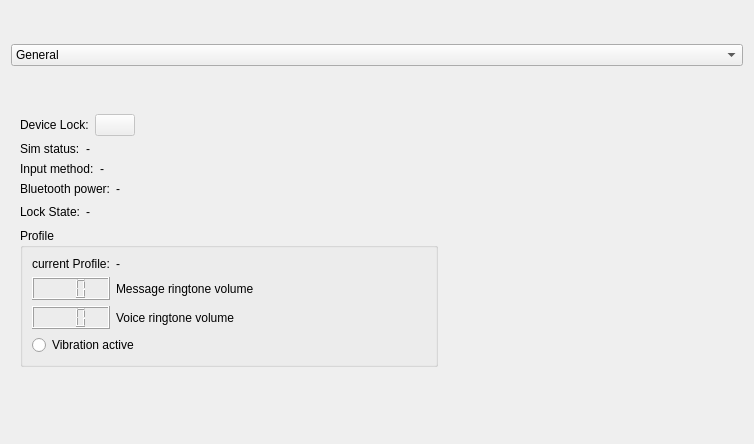
qtproject/qt-mobility, file examples/sysinfo/dialog_small_landscape.ui: the form before one commit.
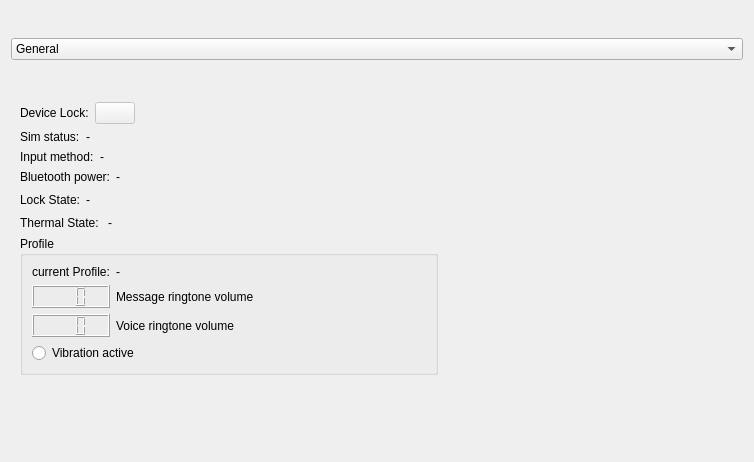
The form after the commit. The open tabs and pages were chosen to show the change. Icons and pictures are not drawn.

Commit message: Thermal State and Changes example and auto tests added

What changed in the file:
```diff
--- a/examples/sysinfo/dialog_small_landscape.ui
+++ b/examples/sysinfo/dialog_small_landscape.ui
@@ -7,7 +7,7 @@
     <x>0</x>
     <y>0</y>
     <width>750</width>
-    <height>444</height>
+    <height>462</height>
    </rect>
   </property>
   <property name="windowTitle">
@@ -873,6 +873,49 @@
         </spacer>
        </item>
        <item row="5" column="0" colspan="3">
+        <layout class="QHBoxLayout" name="horizontalLayout_4">
+         <item>
+          <widget class="QLabel" name="ThermalState">
+           <property name="sizePolicy">
+            <sizepolicy hsizetype="Preferred" vsizetype="Preferred">
+             <horstretch>0</horstretch>
+             <verstretch>0</verstretch>
+            </sizepolicy>
+           </property>
+           <property name="text">
+            <string>Thermal State: </string>
+           </property>
+          </widget>
+         </item>
+         <item>
+          <widget class="QLabel" name="thermalStateLabel">
+           <property name="sizePolicy">
+            <sizepolicy hsizetype="MinimumExpanding" vsizetype="Preferred">
+             <horstretch>0</horstretch>
+             <verstretch>0</verstretch>
+            </sizepolicy>
+           </property>
+           <property name="text">
+            <string>-</string>
+           </property>
+          </widget>
+         </item>
+        </layout>
+       </item>
+       <item row="8" column="2">
+        <spacer name="verticalSpacer">
+         <property name="orientation">
+          <enum>Qt::Vertical</enum>
+         </property>
+         <property name="sizeHint" stdset="0">
+          <size>
+           <width>20</width>
+           <height>40</height>
+          </size>
+         </property>
+        </spacer>
+       </item>
+       <item row="7" column="0" colspan="3">
         <widget class="QGroupBox" name="groupBox">
          <property name="title">
           <string>Profile</string>
@@ -960,19 +1003,6 @@
          </layout>
         </widget>
        </item>
-       <item row="6" column="2">
-        <spacer name="verticalSpacer">
-         <property name="orientation">
-          <enum>Qt::Vertical</enum>
-         </property>
-         <property name="sizeHint" stdset="0">
-          <size>
-           <width>20</width>
-           <height>23</height>
-          </size>
-         </property>
-        </spacer>
-       </item>
       </layout>
      </widget>
      <widget class="QWidget" name="page_5">
```
Left out of the diff: 2 changed lines with no effect on the pictures. The commit also changes 4 other files.
